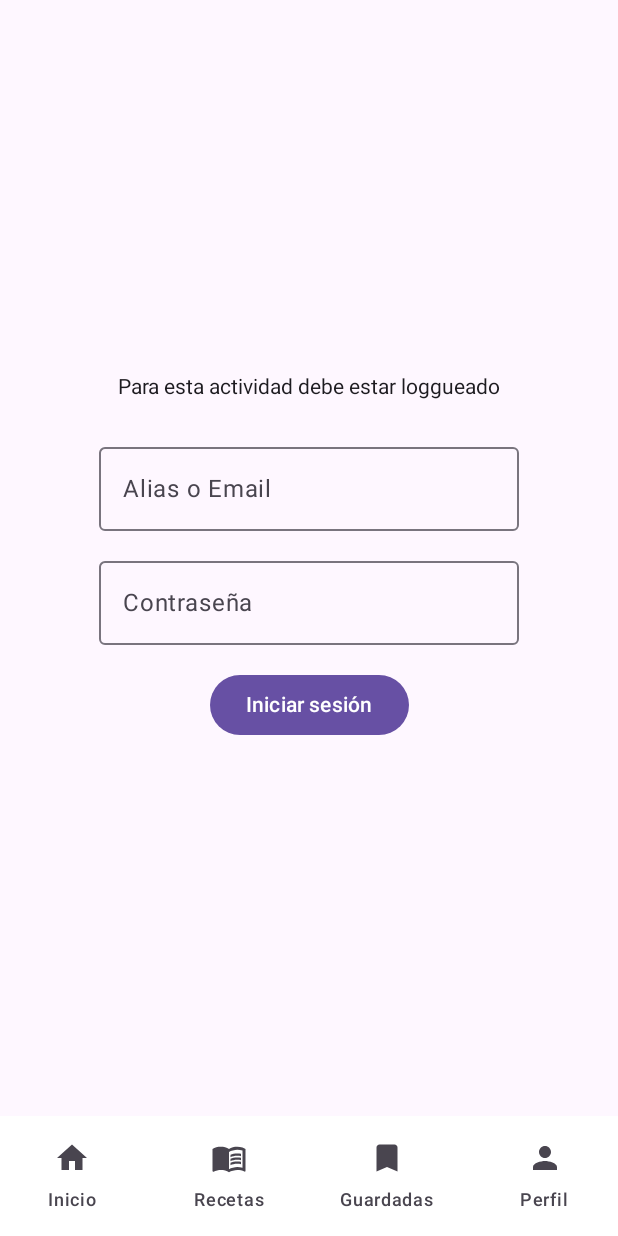
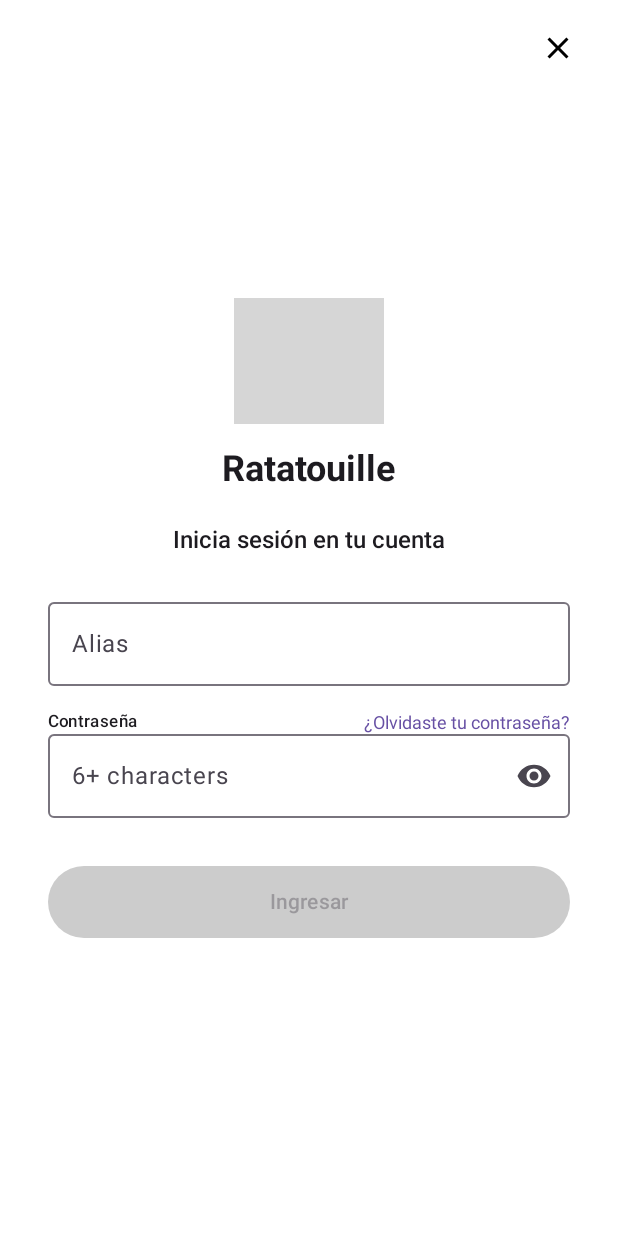
Before and after one commit to MToschiUade/TPO-DESA_APPS_1_Compose, an Android app built with Jetpack Compose: the screen it shows after launch (MainActivity), item 2 of the bottom bar chosen, on a phone screen of 412 x 824 dp. Run offline under Robolectric (Android 15) with nearby library versions, the phone set to English and light mode, and no system bars; our stand-ins replace Room's generated code; pictures from the network do not load; grey boxes are pictures that could not be loaded.

Commit message:
Refactor de navegacion completada

```diff
--- a/app/src/main/java/com/example/tpo_desa_1/data/demo/DemoUsuarios.kt
+++ b/app/src/main/java/com/example/tpo_desa_1/data/demo/DemoUsuarios.kt
@@ -3,6 +3,6 @@
 import com.example.tpo_desa_1.data.model.Usuario
 
 val demoUsuarios = listOf(
-    Usuario("melina.dumas@parisian.com", "MelinaD", "1234", listOf(1, 2, 3)),
+    Usuario("melina.dumas@parisian.com", "MelinaD", "123456", listOf(1, 2, 3)),
     Usuario("ivana.cortes@correo.com", "IvanaC", "abcd1234")
 )
--- a/app/src/main/java/com/example/tpo_desa_1/navigation/AppNavigation.kt
+++ b/app/src/main/java/com/example/tpo_desa_1/navigation/AppNavigation.kt
@@ -45,7 +45,7 @@
     sessionViewModel: SessionViewModel,
     usuarioLogueado: Usuario? // nuevo
 ) {
-    val usuarioLogueado by sessionViewModel.usuarioLogueado
+    //val usuarioLogueado by sessionViewModel.usuarioLogueado
 
     NavHost(
         navController = navController,
--- a/app/src/main/java/com/example/tpo_desa_1/ui/screens/SessionSwitchScreen.kt
+++ b/app/src/main/java/com/example/tpo_desa_1/ui/screens/SessionSwitchScreen.kt
@@ -1,7 +1,17 @@
 package com.example.tpo_desa_1.ui.screens
 
+import androidx.compose.foundation.Image
+import androidx.compose.foundation.background
 import androidx.compose.foundation.layout.*
+import androidx.compose.material.icons.Icons
+import androidx.compose.material.icons.filled.Close
+import androidx.compose.material.icons.filled.Visibility
+import androidx.compose.material.icons.filled.VisibilityOff
 import androidx.compose.material3.Button
+import androidx.compose.material3.ButtonDefaults
+import androidx.compose.material3.Icon
+import androidx.compose.material3.IconButton
+import androidx.compose.material3.MaterialTheme
 import androidx.compose.material3.OutlinedTextField
 import androidx.compose.material3.Text
 import androidx.compose.runtime.*
@@ -14,6 +24,11 @@
 import com.example.tpo_desa_1.ui.components.ScreenWithBottomBar
 import com.example.tpo_desa_1.viewmodel.SessionViewModel
 import androidx.compose.ui.graphics.Color
+import androidx.compose.ui.res.painterResource
+import androidx.compose.ui.text.font.FontWeight
+import androidx.compose.ui.text.input.VisualTransformation
+import androidx.compose.ui.unit.sp
+import com.example.tpo_desa_1.R
 import com.example.tpo_desa_1.navigation.Screen
 
 
@@ -22,77 +37,131 @@
     navController: NavController,
     sessionViewModel: SessionViewModel
 ) {
-    val usuario by sessionViewModel.usuarioLogueado
     var identificador by remember { mutableStateOf("") }
     var password by remember { mutableStateOf("") }
     var errorLogin by remember { mutableStateOf(false) }
+    var showPassword by remember { mutableStateOf(false) }
 
-    ScreenWithBottomBar(navController = navController) { innerPadding ->
+    val camposValidos = identificador.isNotBlank() && password.length >= 6
+
     Box(
         modifier = Modifier
             .fillMaxSize()
-                .padding(innerPadding),
-            contentAlignment = Alignment.Center
+            .background(Color.White)
     ) {
-            if (usuario != null) {
-                Column(horizontalAlignment = Alignment.CenterHorizontally) {
-                    Text("Bienvenido ${usuario?.alias}")
-                    Spacer(modifier = Modifier.height(16.dp))
-                    Button(onClick = { sessionViewModel.logout() }) {
-                        Text("Cerrar sesión")
+        // 🔺 Botón de cerrar (ir a Home)
+        IconButton(
+            onClick = {
+                navController.popBackStack()
+            },
+            modifier = Modifier
+                .align(Alignment.TopEnd)
+                .padding(
+                    top = WindowInsets.statusBars.asPaddingValues().calculateTopPadding() + 8.dp,
+                    end = 16.dp
+                )
+        ) {
+            Icon(
+                imageVector = Icons.Default.Close,
+                contentDescription = "Cerrar",
+                tint = Color.Black
+            )
         }
-                }
-            } else {
+
         Column(
-                    modifier = Modifier.padding(horizontal = 24.dp),
+            modifier = Modifier
+                .fillMaxWidth()
+                .align(Alignment.Center)
+                .padding(horizontal = 32.dp),
             horizontalAlignment = Alignment.CenterHorizontally
         ) {
-                    Text(
-                        text = "Para esta actividad debe estar loggueado",
-                        modifier = Modifier.padding(bottom = 24.dp)
+            Image(
+                painter = painterResource(id = R.drawable.splash_logo),
+                contentDescription = "Logo",
+                modifier = Modifier
+                    .size(100.dp)
+                    .padding(bottom = 16.dp)
             )
+
+            Text("Ratatouille", fontSize = 24.sp, fontWeight = FontWeight.Bold)
+
+            Spacer(modifier = Modifier.height(24.dp))
+
+            Text("Inicia sesión en tu cuenta", fontSize = 16.sp, fontWeight = FontWeight.Medium)
+
+            Spacer(modifier = Modifier.height(24.dp))
 
             OutlinedTextField(
                 value = identificador,
                 onValueChange = { identificador = it },
-                        label = { Text("Alias o Email") },
-                        singleLine = true
+                placeholder = { Text("mail@mail.com") },
+                label = { Text("Alias") },
+                singleLine = true,
+                modifier = Modifier.fillMaxWidth()
             )
 
-                    Spacer(modifier = Modifier.height(12.dp))
+            Spacer(modifier = Modifier.height(16.dp))
+
+            Row(
+                modifier = Modifier.fillMaxWidth(),
+                horizontalArrangement = Arrangement.SpaceBetween,
+                verticalAlignment = Alignment.CenterVertically
+            ) {
+                Text("Contraseña", style = MaterialTheme.typography.labelSmall)
+                Text(
+                    "¿Olvidaste tu contraseña?",
+                    fontSize = 12.sp,
+                    color = MaterialTheme.colorScheme.primary
+                )
+            }
 
             OutlinedTextField(
                 value = password,
                 onValueChange = { password = it },
-                        label = { Text("Contraseña") },
+                placeholder = { Text("6+ characters") },
+                visualTransformation = if (showPassword) VisualTransformation.None else PasswordVisualTransformation(),
+                trailingIcon = {
+                    val icon = if (showPassword) Icons.Default.VisibilityOff else Icons.Default.Visibility
+                    IconButton(onClick = { showPassword = !showPassword }) {
+                        Icon(imageVector = icon, contentDescription = null)
+                    }
+                },
                 singleLine = true,
-                        visualTransformation = PasswordVisualTransformation()
+                modifier = Modifier.fillMaxWidth()
             )
 
-                    Spacer(modifier = Modifier.height(16.dp))
+            Spacer(modifier = Modifier.height(32.dp))
 
-                    Button(onClick = {
+            Button(
+                onClick = {
                     sessionViewModel.login(identificador, password) { success ->
                         if (success) {
                             errorLogin = false
                             navController.navigate(Screen.Splash.route) {
                                 popUpTo(Screen.SessionSwitch.route) { inclusive = true }
+                                launchSingleTop = true
                             }
                         } else {
                             errorLogin = true
                         }
                     }
 
-                    }) {
-                        Text("Iniciar sesión")
+                },
+                enabled = camposValidos,
+                modifier = Modifier
+                    .fillMaxWidth()
+                    .height(48.dp),
+                colors = ButtonDefaults.buttonColors(
+                    disabledContainerColor = Color.LightGray
+                )
+            ) {
+                Text("Ingresar")
             }
 
             if (errorLogin) {
                 Spacer(modifier = Modifier.height(8.dp))
-                        Text("Credenciales incorrectas", color = Color.Red)
+                Text("Credenciales incorrectas", color = Color.Red, fontSize = 12.sp)
             }
         }
     }
 }
-    }
-}
```
Lines whose indentation alone changed are shown as unchanged.
